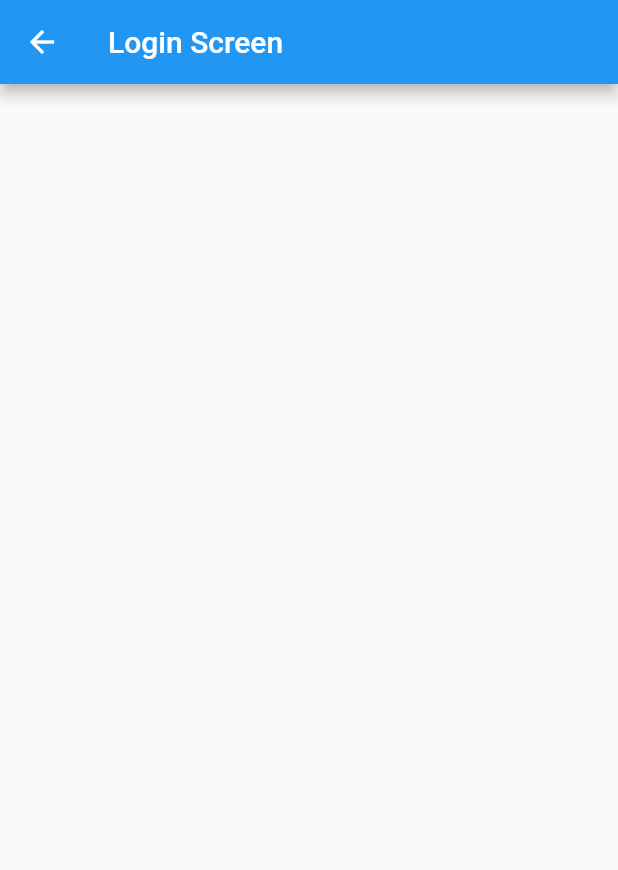
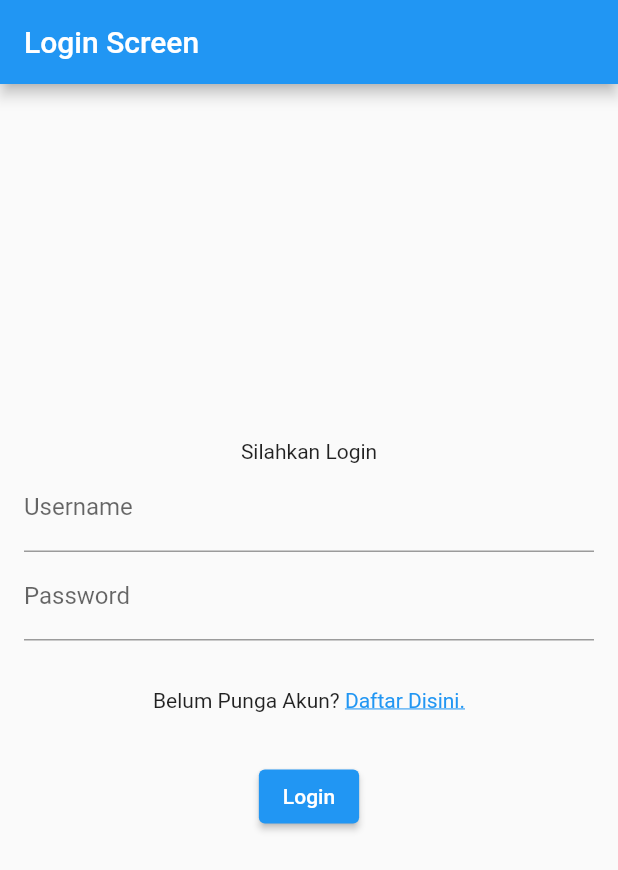
Before and after one commit to ipls/flutter, a Flutter app: the LoginScreen screen opened directly, on a phone screen of 412 x 824 dp. Shown: the top 870 px of the screen. Run offline on Flutter 3.47's test engine with Material 2 defaults, Android fonts, the phone set to English and light mode, and no system bars.

Commit message:
done login screen check user account

```diff
--- a/lib/login_screen.dart
+++ b/lib/login_screen.dart
@@ -1,4 +1,8 @@
+import 'package:belajar_no1/register_screen.dart';
 import 'package:flutter/material.dart';
+
+const usernameData = "Andre";
+const passwordData = "12345";
 
 class LoginScreen extends StatefulWidget {
   const LoginScreen({Key? key}) : super(key: key);
@@ -8,10 +12,110 @@ class LoginScreen extends StatefulWidget {
 }
 
 class LoginScreenState extends State<LoginScreen> {
+  var usernameController = TextEditingController();
+  var passwordController = TextEditingController();
+  var username = "";
+  var password = "";
+  bool isLoginSuccess = false;
+  bool isUserHasTriedLogin = false;
+  var formKey = GlobalKey<FormState>();
+
   @override
   Widget build(BuildContext context) {
-    return Scaffold(
-      appBar: AppBar(title: Text("Login Screen"),),
+    return SafeArea(
+      child: Scaffold(
+        appBar: AppBar(title: const Text("Login Screen"),),
+        body: Center(child: SingleChildScrollView(
+          child: Form(
+            key: formKey,
+            child: Container(
+                padding: const EdgeInsets.all(16),
+                child: Column(
+                  children: [
+                    const Text("Silahkan Login"),
+                    TextFormField(
+                      controller: usernameController,
+                      validator: (val){
+                        if (val?.isEmpty ?? false){
+                          return "Field ini tidak boleh kosong";
+                        }
+                        return null;
+                      },
+                      onSaved: (val) {
+                        username = usernameController.text;
+                        usernameController.text = "";
+                      },
+                      decoration: const InputDecoration(label: Text("Username")),
+                    ),
+                    TextFormField(
+                      controller: passwordController,
+                      // validator: (value){
+                      //   if((value?.length ?? 0) < 8) {
+                      //     return "Password Tidak Boleh Kurang Dari 8 Karakter";
+                      //   }
+                      //   return null;
+                      // },
+                      onSaved: (val) {
+                        password = passwordController.text;
+                        passwordController.text = "";
+                      },
+                      obscureText: true,
+                      decoration: const InputDecoration(label: Text("Password")),
+                    ),
+                    const SizedBox(height:32,),
+                    Row(
+                      mainAxisAlignment: MainAxisAlignment.center,
+                      children: [
+                        const Text("Belum Punga Akun? ",),
+                        GestureDetector(
+                          onTap: () {
+                            Navigator.of(context).push(
+                                MaterialPageRoute(
+                                builder: (context) => const RegisterScreen(),
+                                ),
+                            );
+                          },
+                          child: const Text("Daftar Disini.",
+                            style: TextStyle(
+                              color: Colors.blue,
+                              decoration: TextDecoration.underline,
+                            ),),
+                        ),
+                      ],
+                    ),
+
+                    const SizedBox(height: 32,),
+                    ElevatedButton(onPressed: () {
+                      if ((formKey.currentState?.validate() ?? false)) {
+                        setState(() {
+                          formKey.currentState?.save();
+                          isUserHasTriedLogin = true;
+                          if(username == usernameData && password == passwordData){
+                            isLoginSuccess = true;
+                            } else {
+                            isLoginSuccess = false;
+                          }
+                        });
+                      }
+                      // Navigator.of(context).push(
+                      //   MaterialPageRoute(
+                      //     builder: (context) => const LoginScreen(),
+                      //   ),
+                      // );
+                    },
+                        child: const Text("Login")),
+                    const SizedBox(height: 32,),
+                    Visibility(
+                        visible: isUserHasTriedLogin && isLoginSuccess,
+                        child: const Text("Login Berhasil")),
+                    Visibility(
+                        visible: isUserHasTriedLogin && !isLoginSuccess,
+                        child: const Text("Login Gagal"))
+                  ],
+                )),
+          ),
+        ),),
+      ),
     );
   }
 }
--- a/lib/main.dart
+++ b/lib/main.dart
@@ -1,4 +1,5 @@
 // import 'package:belajar_no1/basic_screen.dart';
+import 'package:belajar_no1/login_screen.dart';
 import 'package:belajar_no1/register_screen.dart';
 import 'package:flutter/material.dart';
 
@@ -26,7 +27,7 @@ class MyApp extends StatelessWidget {
         // is not restarted.
         primarySwatch: Colors.blue,
       ),
-      home: const RegisterScreen(),
+      home: const LoginScreen(),
     );
   }
 }
```
Also changed, not shown: lib/register_screen.dart (+14 -18 lines).
